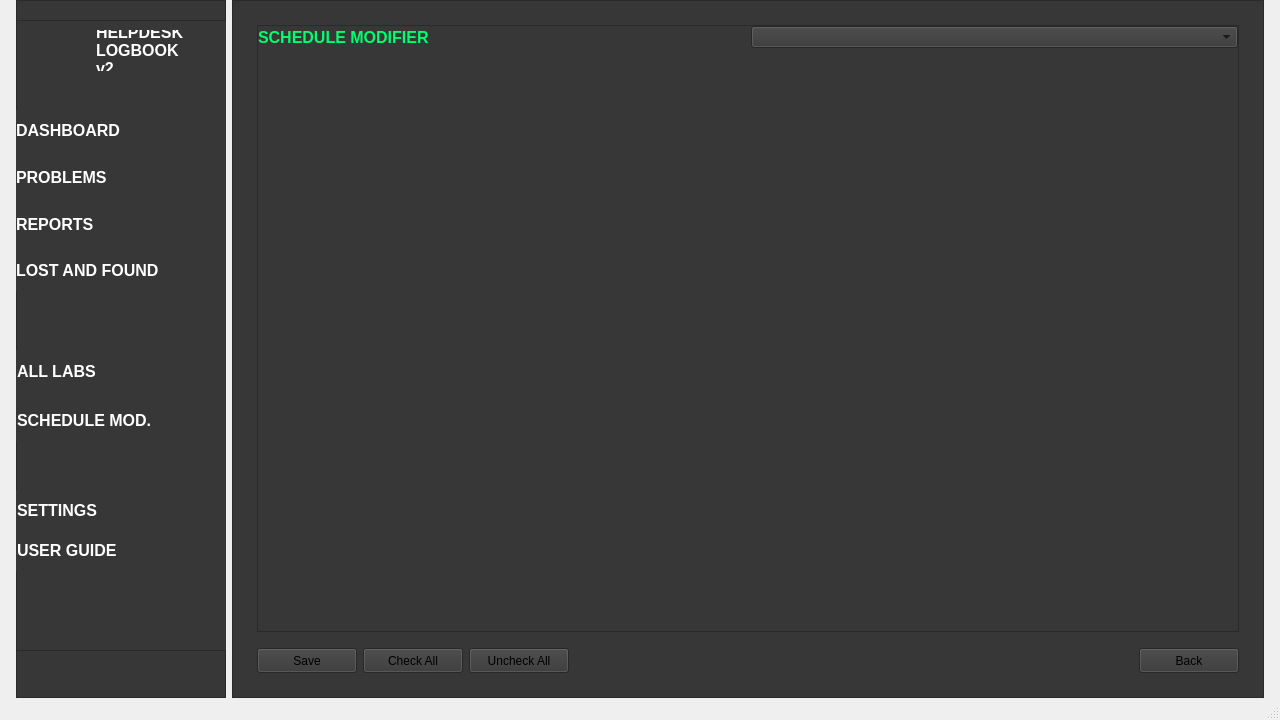
This is logbook_design.ui in Razei/Logbook_v2 as Qt 5 draws it before an edit. The edited form follows.
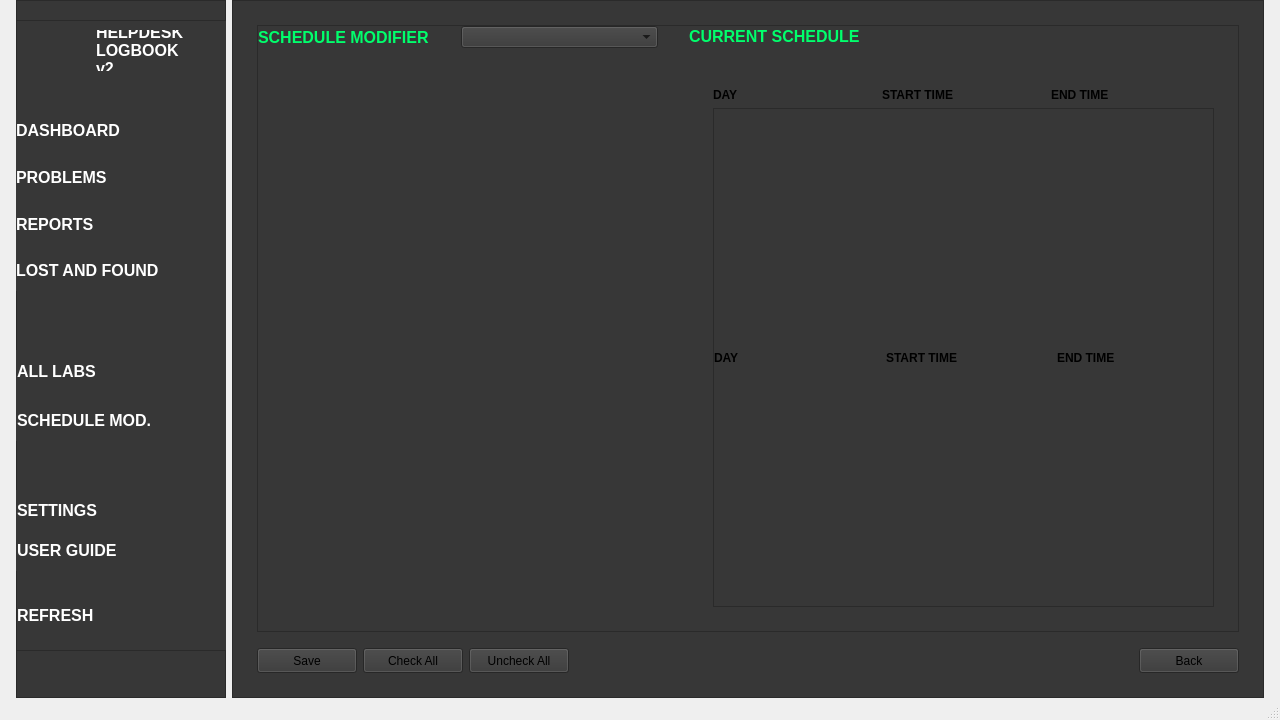
This is the edited form. Icons and pictures are not drawn.

Commit message: Modifications to schedule modifier and added a (temporary) refresh styles button

What changed in the file:
```diff
--- a/logbook_design.ui
+++ b/logbook_design.ui
@@ -522,6 +522,40 @@
          </item>
         </layout>
        </widget>
+       <widget class="QPushButton" name="pushButtonRefreshStyle">
+        <property name="geometry">
+         <rect>
+          <x>0</x>
+          <y>580</y>
+          <width>189</width>
+          <height>30</height>
+         </rect>
+        </property>
+        <property name="font">
+         <font>
+          <family>Segoe UI</family>
+          <pointsize>12</pointsize>
+          <weight>75</weight>
+          <bold>true</bold>
+         </font>
+        </property>
+        <property name="cursor">
+         <cursorShape>PointingHandCursor</cursorShape>
+        </property>
+        <property name="accessibleDescription">
+         <string>menuButton</string>
+        </property>
+        <property name="styleSheet">
+         <string notr="true">color: rgb(255, 255, 255); 
+Text-align:left</string>
+        </property>
+        <property name="text">
+         <string>REFRESH</string>
+        </property>
+        <property name="flat">
+         <bool>true</bool>
+        </property>
+       </widget>
       </widget>
      </widget>
     </item>
@@ -3027,6 +3061,46 @@
                   <property name="verticalSpacing">
                    <number>16</number>
                   </property>
+                  <item row="0" column="3">
+                   <widget class="QLabel" name="labelSchedule_2">
+                    <property name="sizePolicy">
+                     <sizepolicy hsizetype="Expanding" vsizetype="Fixed">
+                      <horstretch>0</horstretch>
+                      <verstretch>0</verstretch>
+                     </sizepolicy>
+                    </property>
+                    <property name="font">
+                     <font>
+                      <family>Segoe UI</family>
+                      <pointsize>12</pointsize>
+                      <weight>75</weight>
+                      <bold>true</bold>
+                     </font>
+                    </property>
+                    <property name="cursor">
+                     <cursorShape>ArrowCursor</cursorShape>
+                    </property>
+                    <property name="accessibleDescription">
+                     <string>titleLabel</string>
+                    </property>
+                    <property name="styleSheet">
+                     <string notr="true">
+	color: rgb(0, 255, 108);</string>
+                    </property>
+                    <property name="text">
+                     <string>CURRENT SCHEDULE</string>
+                    </property>
+                    <property name="scaledContents">
+                     <bool>true</bool>
+                    </property>
+                    <property name="openExternalLinks">
+                     <bool>false</bool>
+                    </property>
+                    <property name="textInteractionFlags">
+                     <set>Qt::LinksAccessibleByMouse</set>
+                    </property>
+                   </widget>
+                  </item>
                   <item row="0" column="0">
                    <widget class="QLabel" name="labelSchedule">
                     <property name="font">
@@ -3064,6 +3138,193 @@
                   <item row="0" column="1">
                    <widget class="QComboBox" name="comboBoxScheduleRooms"/>
                   </item>
+                  <item row="1" column="3">
+                   <widget class="QFrame" name="frameScheduleMod_2">
+                    <property name="sizePolicy">
+                     <sizepolicy hsizetype="Expanding" vsizetype="Expanding">
+                      <horstretch>0</horstretch>
+                      <verstretch>0</verstretch>
+                     </sizepolicy>
+                    </property>
+                    <property name="minimumSize">
+                     <size>
+                      <width>0</width>
+                      <height>0</height>
+                     </size>
+                    </property>
+                    <property name="maximumSize">
+                     <size>
+                      <width>16777215</width>
+                      <height>16777215</height>
+                     </size>
+                    </property>
+                    <property name="accessibleDescription">
+                     <string>flatBackground</string>
+                    </property>
+                    <property name="frameShape">
+                     <enum>QFrame::NoFrame</enum>
+                    </property>
+                    <property name="frameShadow">
+                     <enum>QFrame::Raised</enum>
+                    </property>
+                    <property name="lineWidth">
+                     <number>0</number>
+                    </property>
+                    <layout class="QGridLayout" name="gridLayout_37">
+                     <property name="leftMargin">
+                      <number>24</number>
+                     </property>
+                     <property name="topMargin">
+                      <number>24</number>
+                     </property>
+                     <property name="rightMargin">
+                      <number>24</number>
+                     </property>
+                     <property name="bottomMargin">
+                      <number>24</number>
+                     </property>
+                     <item row="2" column="0">
+                      <widget class="QLabel" name="label_8">
+                       <property name="font">
+                        <font>
+                         <family>Segoe UI</family>
+                         <weight>75</weight>
+                         <bold>true</bold>
+                        </font>
+                       </property>
+                       <property name="accessibleDescription">
+                        <string>titleLabel</string>
+                       </property>
+                       <property name="text">
+                        <string>DAY</string>
+                       </property>
+                      </widget>
+                     </item>
+                     <item row="2" column="1">
+                      <widget class="QLabel" name="label_9">
+                       <property name="font">
+                        <font>
+                         <family>Segoe UI</family>
+                         <weight>75</weight>
+                         <bold>true</bold>
+                        </font>
+                       </property>
+                       <property name="accessibleDescription">
+                        <string>titleLabel</string>
+                       </property>
+                       <property name="text">
+                        <string>START TIME</string>
+                       </property>
+                      </widget>
+                     </item>
+                     <item row="4" column="0" colspan="3">
+                      <widget class="QScrollArea" name="scrollArea">
+                       <property name="styleSheet">
+                        <string notr="true">scrollBar</string>
+                       </property>
+                       <property name="widgetResizable">
+                        <bool>true</bool>
+                       </property>
+                       <widget class="QWidget" name="frameCurrentSchedule">
+                        <property name="geometry">
+                         <rect>
+                          <x>0</x>
+                          <y>0</y>
+                          <width>493</width>
+                          <height>496</height>
+                         </rect>
+                        </property>
+                        <layout class="QGridLayout" name="gridLayout_38">
+                         <property name="leftMargin">
+                          <number>0</number>
+                         </property>
+                         <property name="topMargin">
+                          <number>0</number>
+                         </property>
+                         <property name="rightMargin">
+                          <number>0</number>
+                         </property>
+                         <property name="bottomMargin">
+                          <number>0</number>
+                         </property>
+                         <property name="spacing">
+                          <number>16</number>
+                         </property>
+                         <item row="0" column="0">
+                          <widget class="QLabel" name="label_4">
+                           <property name="font">
+                            <font>
+                             <family>Segoe UI</family>
+                             <weight>75</weight>
+                             <bold>true</bold>
+                            </font>
+                           </property>
+                           <property name="accessibleDescription">
+                            <string>titleLabel</string>
+                           </property>
+                           <property name="text">
+                            <string>DAY</string>
+                           </property>
+                          </widget>
+                         </item>
+                         <item row="0" column="1">
+                          <widget class="QLabel" name="label_5">
+                           <property name="font">
+                            <font>
+                             <family>Segoe UI</family>
+                             <weight>75</weight>
+                             <bold>true</bold>
+                            </font>
+                           </property>
+                           <property name="accessibleDescription">
+                            <string>titleLabel</string>
+                           </property>
+                           <property name="text">
+                            <string>START TIME</string>
+                           </property>
+                          </widget>
+                         </item>
+                         <item row="0" column="2">
+                          <widget class="QLabel" name="label_6">
+                           <property name="font">
+                            <font>
+                             <family>Segoe UI</family>
+                             <weight>75</weight>
+                             <bold>true</bold>
+                            </font>
+                           </property>
+                           <property name="accessibleDescription">
+                            <string>titleLabel</string>
+                           </property>
+                           <property name="text">
+                            <string>END TIME</string>
+                           </property>
+                          </widget>
+                         </item>
+                        </layout>
+                       </widget>
+                      </widget>
+                     </item>
+                     <item row="2" column="2">
+                      <widget class="QLabel" name="label_7">
+                       <property name="font">
+                        <font>
+                         <family>Segoe UI</family>
+                         <weight>75</weight>
+                         <bold>true</bold>
+                        </font>
+                       </property>
+                       <property name="accessibleDescription">
+                        <string>titleLabel</string>
+                       </property>
+                       <property name="text">
+                        <string>END TIME</string>
+                       </property>
+                      </widget>
+                     </item>
+                    </layout>
+                   </widget>
+                  </item>
                   <item row="1" column="0" colspan="2">
                    <widget class="QFrame" name="frameScheduleMod">
                     <property name="sizePolicy">
@@ -3072,6 +3333,18 @@
                       <verstretch>0</verstretch>
                      </sizepolicy>
                     </property>
+                    <property name="minimumSize">
+                     <size>
+                      <width>400</width>
+                      <height>0</height>
+                     </size>
+                    </property>
+                    <property name="maximumSize">
+                     <size>
+                      <width>400</width>
+                      <height>16777215</height>
+                     </size>
+                    </property>
                     <property name="accessibleDescription">
                      <string>flatBackground</string>
                     </property>
@@ -3086,6 +3359,22 @@
                     </property>
                    </widget>
                   </item>
+                  <item row="1" column="2">
+                   <spacer name="horizontalSpacer">
+                    <property name="orientation">
+                     <enum>Qt::Horizontal</enum>
+                    </property>
+                    <property name="sizeType">
+                     <enum>QSizePolicy::Fixed</enum>
+                    </property>
+                    <property name="sizeHint" stdset="0">
+                     <size>
+                      <width>25</width>
+                      <height>5</height>
+                     </size>
+                    </property>
+                   </spacer>
+                  </item>
                  </layout>
                 </widget>
                </item>
```
